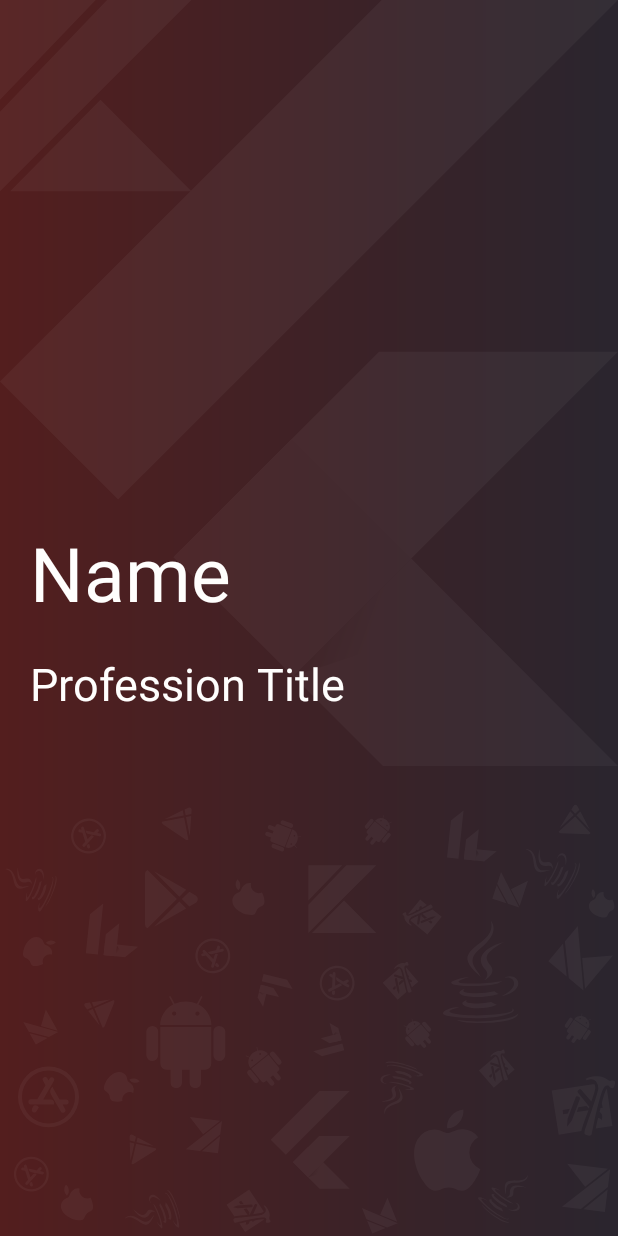
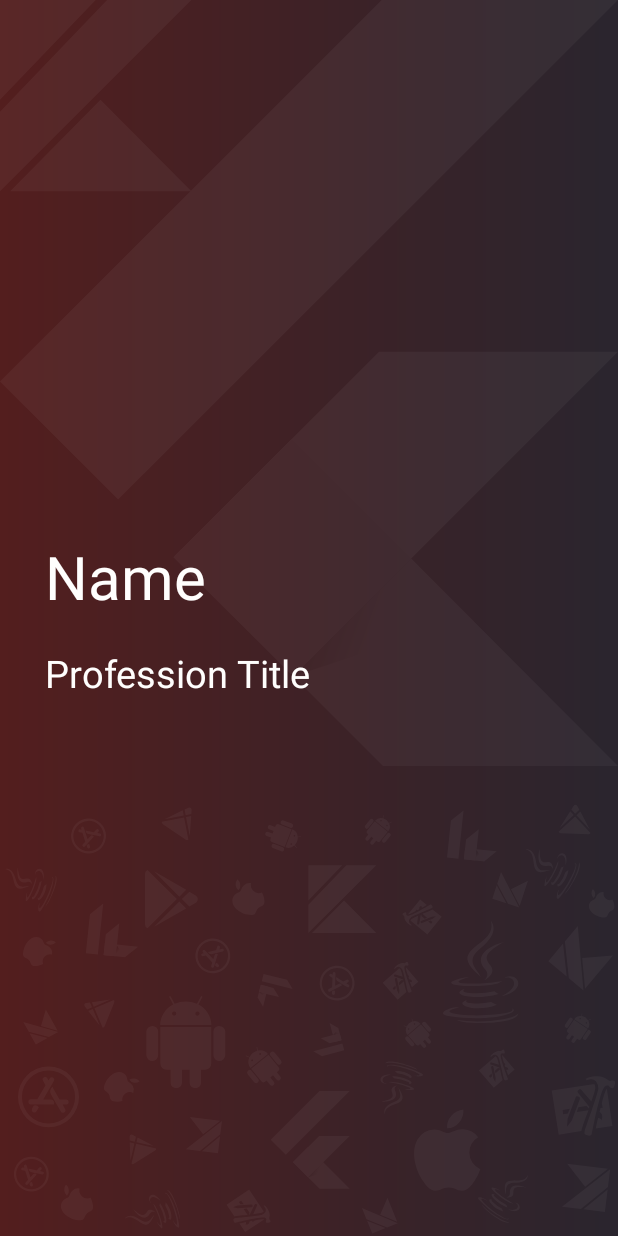
Before and after one commit to Ahlam-M/MyCV-App-Ahlam-M, an Android app: the screen it shows after launch (SplashActivity), on a phone screen of 412 x 824 dp. Run offline under Robolectric (Android 15) with nearby library versions, the phone set to English and light mode, and no system bars; network calls fail; 2 statements that could not run were skipped.

Commit message:
splash done

```diff
--- a/app/src/main/java/com/ahlam/mycv/activities/SplashActivity.kt
+++ b/app/src/main/java/com/ahlam/mycv/activities/SplashActivity.kt
@@ -28,12 +28,14 @@ class SplashActivity : AppCompatActivity() {
         super.onCreate(savedInstanceState)
         setContentView(R.layout.activity_splash)
 
+        //set values to the views
         findViewById<TextView>(R.id.txt_name).text = InfoSingleton.personal_info.name
         findViewById<TextView>(R.id.txt_profession_title).text = InfoSingleton.personal_info.profession_title
 
 
-        Timer().schedule(33000){
+        Timer().schedule(3000){
 
+            //got to intro activity
             val intent = Intent(this@SplashActivity, IntroActivity::class.java)
             startActivity(intent)
             this@SplashActivity.finish()
--- a/app/src/main/res/layout/activity_splash.xml
+++ b/app/src/main/res/layout/activity_splash.xml
@@ -36,14 +36,14 @@
         android:layout_width="match_parent"
         android:layout_height="match_parent"
         android:gravity="center_vertical|left"
-        android:padding="20dp"
+        android:padding="30dp"
         android:orientation="vertical">
 
         <TextView
             android:id="@+id/txt_name"
             android:layout_width="wrap_content"
             android:layout_height="wrap_content"
-            android:textSize="50sp"
+            android:textSize="40sp"
             android:textColor="@color/white"
             android:text="@string/name"
             android:layout_marginBottom="20dp"/>
@@ -52,7 +52,7 @@
             android:id="@+id/txt_profession_title"
             android:layout_width="wrap_content"
             android:layout_height="wrap_content"
-            android:textSize="30sp"
+            android:textSize="25sp"
             android:textColor="@color/white"
             android:text="@string/profession_title"/>
 
```
